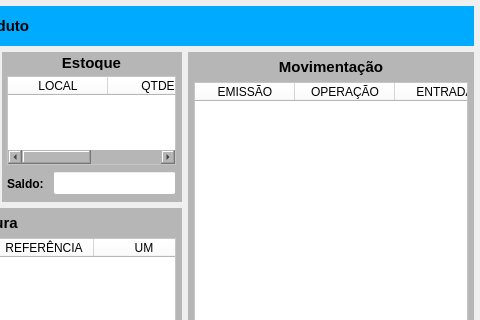
Qt form forms/tela_pcp_produto.ui (Azevedo84/erp_suzuki) before a commit; both pictures show x 620 to 1100 and y 0 to 320 of the 1100 by 720 pixel window.
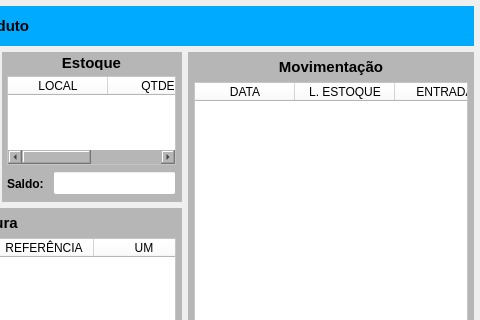
The same form after that commit.

What changed in the file:
```diff
--- a/forms/tela_pcp_produto.ui
+++ b/forms/tela_pcp_produto.ui
@@ -2104,9 +2104,7 @@
                </property>
                <property name="font">
                 <font>
-                 <pointsize>9</pointsize>
-                 <weight>50</weight>
-                 <bold>false</bold>
+                 <pointsize>8</pointsize>
                 </font>
                </property>
                <property name="styleSheet">
@@ -2114,12 +2112,12 @@
                </property>
                <column>
                 <property name="text">
-                 <string>EMISSÃO</string>
+                 <string>DATA</string>
                 </property>
                </column>
                <column>
                 <property name="text">
-                 <string>OPERAÇÃO</string>
+                 <string>L. ESTOQUE</string>
                 </property>
                </column>
                <column>
@@ -2127,16 +2125,6 @@
                  <string>ENTRADA</string>
                 </property>
                </column>
-               <column>
-                <property name="text">
-                 <string>QTDE</string>
-                </property>
-               </column>
-               <column>
-                <property name="text">
-                 <string>OPERAÇÃO</string>
-                </property>
-               </column>
                <column>
                 <property name="text">
                  <string>SAÍDA</string>
@@ -2144,17 +2132,17 @@
                </column>
                <column>
                 <property name="text">
-                 <string>QTDE</string>
+                 <string>SALDO</string>
                 </property>
                </column>
                <column>
                 <property name="text">
-                 <string>SOLICITANTE</string>
+                 <string>REGISTRO</string>
                 </property>
                </column>
                <column>
                 <property name="text">
-                 <string>ESTOQUE</string>
+                 <string>OC/OV</string>
                 </property>
                </column>
                <column>
@@ -2162,6 +2150,16 @@
                  <string>CFOP</string>
                 </property>
                </column>
+               <column>
+                <property name="text">
+                 <string>SOLICITANTE</string>
+                </property>
+               </column>
+               <column>
+                <property name="text">
+                 <string>OBS</string>
+                </property>
+               </column>
               </widget>
              </item>
             </layout>
```
